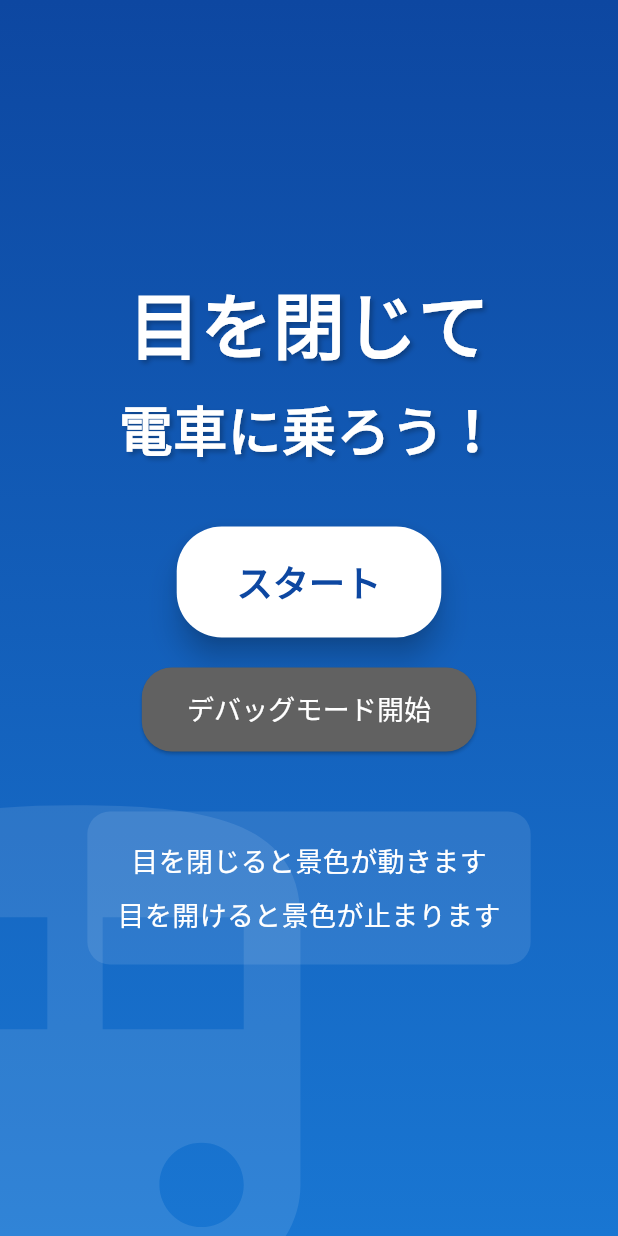
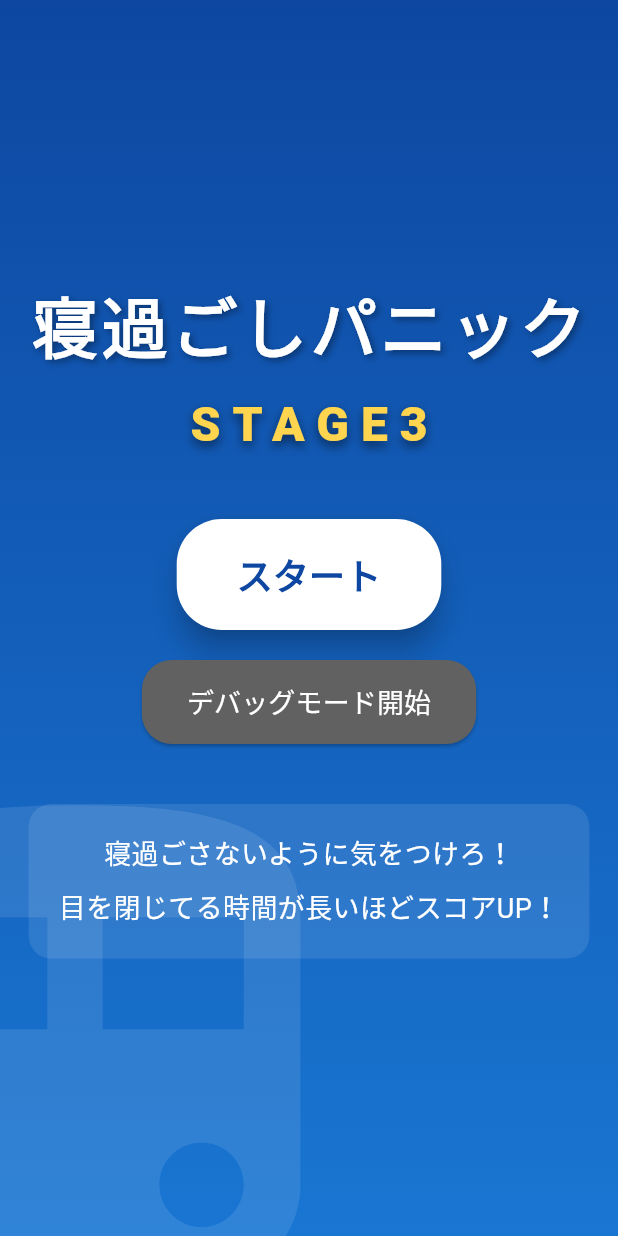
Before and after one commit to AliceWonerfulWorld/NesupaniFlutter, a Flutter app: the screen it shows after launch, on a phone screen of 412 x 824 dp. Run offline on Flutter 3.47's test engine with Material 3 defaults, Android fonts, the light colour scheme and no system bars; our stand-ins replace camera, permission_handler; missing offline and left inert: google_mlkit_commons, google_mlkit_face_detection; Roboto replaces fonts that are missing (RobotoMono).

Commit message:
[modify] ゲーム画面のUIを微修正

```diff
--- a/lib/screens/eye_detection_screen.dart
+++ b/lib/screens/eye_detection_screen.dart
@@ -37,12 +37,26 @@ class _EyeDetectionScreenState extends State<EyeDetectionScreen> with WidgetsBin
   late AnimationController _animationController;
   late Animation<double> _sceneryAnimation;
   final List<String> _stations = [
+    '基山駅',
+    'けやき台',
+    '原田',
+    '天拝山',
+    '二日市',
+    '都府楼南',
+    '水城',
+    '大野城',
+    '春日',
+    '南福岡',
+    '笹原',
+    '竹下',
+    '博多',
+    '吉塚',
+    '箱崎',
+    '千早',
+    '香椎',
+    '九産大前',
     '福工大前',
-    '水城',
-    '二日市',
-    '天拝山',
-    '原田',
-    '基山'
+    '新宮中央'
   ];
   int _currentStationIndex = 0;
   double _sceneryOffset = 0.0;
@@ -52,7 +66,7 @@ class _EyeDetectionScreenState extends State<EyeDetectionScreen> with WidgetsBin
   int _consecutiveBlinkCount = 0;
   static const int MAX_CONSECUTIVE_BLINKS = 3;
   static const int GAME_DURATION_SECONDS = 30;
-  static const int STATION_CHANGE_SECONDS = 5;
+  static const int STATION_CHANGE_SECONDS = 3; // 5から3に変更
   static const double EYE_CLOSED_THRESHOLD = 0.2;
   static const int SCORE_PER_BLINK = 10;
 
@@ -252,12 +266,13 @@ class _EyeDetectionScreenState extends State<EyeDetectionScreen> with WidgetsBin
     _gameTimer?.cancel();
     _gameTimer = Timer(Duration(seconds: GAME_DURATION_SECONDS), () {
       print('ゲームタイマー終了');
-      if (!_isGameOver) {
+      if (!_isGameOver) { // まだ他の理由でゲームオーバーになっていない場合
         setState(() {
           _isGameOver = true;
           _isGameStarted = false;
         });
-        _showGameOver();
+        _stationTimer?.cancel(); // 駅タイマーも止める
+        _showGameOver(message: '時間切れです！');
       }
     });
 
@@ -277,11 +292,12 @@ class _EyeDetectionScreenState extends State<EyeDetectionScreen> with WidgetsBin
           _currentStationIndex++;
           _currentStation = _stations[_currentStationIndex];
         } else {
-          // 基山駅に到着したらゲームクリア
+          // 終点（リストの最後の駅）をすでに表示していて、さらにタイマーが進んだ場合
           _isGameOver = true;
           _isGameStarted = false;
           timer.cancel();
-          _showGameClear();
+          _gameTimer?.cancel(); // ゲームタイマーも止める
+          _showGameOver(message: '終点の${_stations.last}を通り過ぎました！');
         }
       });
     });
@@ -300,13 +316,42 @@ class _EyeDetectionScreenState extends State<EyeDetectionScreen> with WidgetsBin
         _isGameStarted = false;
         _gameTimer?.cancel();
         _stationTimer?.cancel();
-        _showGameOver();
+        _showGameOver(message: '連続で目を閉じすぎました！');
       }
     });
   }
 
-  void _showGameOver() {
-    String message = _isGameOver ? '連続で目を閉じすぎました！' : '時間切れです！';
+  void _resetToTitle() {
+    setState(() {
+      _isGameStarted = false;
+      _isGameOver = false;
+      _score = 0;
+      _currentStation = '';
+      _currentStationIndex = 0;
+      _consecutiveBlinkCount = 0;
+      _wasEyesOpen = true;
+      _isDebugMode = false; // デバッグモードもオフにするか、維持するかは要件次第
+      _debugStatus = '';
+      _debugFace = null;
+    });
+    _gameTimer?.cancel();
+    _stationTimer?.cancel();
+    _stopCamera(); // カメラを停止
+    // アニメーションコントローラーもリセットまたは停止が必要な場合はここに追加
+  }
+
+  void _showGameOver({String? message}) { // message引数を追加
+    String dialogMessage = message ?? 'ゲームオーバー'; // デフォルトメッセージ
+    // 基山駅クリアのメッセージは _showGameClear で処理するので、ここでは汎用的なゲームオーバーメッセージ
+    // この条件分岐は、messageがnullの場合のフォールバックとして機能させる意図だったが、
+    // 各呼び出し元でmessageを指定するため、この分岐は不要になるか、より明確な条件が必要。
+    // 今回は呼び出し元で指定されたmessageを優先する。
+    // if (message == null && _isGameOver && _consecutiveBlinkCount >= MAX_CONSECUTIVE_BLINKS) {
+    //   dialogMessage = '連続で目を閉じすぎました！';
+    // } else if (message == null && _isGameOver) {
+    //   dialogMessage = '時間切れです！';
+    // }
+
     showDialog(
       context: context,
       barrierDismissible: false,
@@ -315,7 +360,7 @@ class _EyeDetectionScreenState extends State<EyeDetectionScreen> with WidgetsBin
         content: Column(
           mainAxisSize: MainAxisSize.min,
           children: [
-            Text(message),
+            Text(dialogMessage), // 表示するメッセージを引数から受け取る
             const SizedBox(height: 10),
             Text('スコア: $_score'),
             const SizedBox(height: 10),
@@ -390,7 +435,6 @@ class _EyeDetectionScreenState extends State<EyeDetectionScreen> with WidgetsBin
 
   @override
   Widget build(BuildContext context) {
-    print('build: _isGameStarted=$_isGameStarted, _isGameOver=$_isGameOver');
     return Scaffold(
       body: Stack(
         children: [
@@ -444,32 +488,37 @@ class _EyeDetectionScreenState extends State<EyeDetectionScreen> with WidgetsBin
                     child: Column(
                 children: [
                   const Text(
-                          '目を閉じて',
+                          '寝過ごしパニック',
                           style: TextStyle(
-                            fontSize: 48,
+                            fontSize: 44,
                             fontWeight: FontWeight.bold,
                             color: Colors.white,
+                            letterSpacing: 2.5,
+                            fontFamily: 'Roboto',
                             shadows: [
                               Shadow(
-                                color: Colors.black26,
+                                color: Colors.black38,
                                 offset: Offset(2, 2),
-                                blurRadius: 4,
+                                blurRadius: 6,
                               ),
                             ],
                           ),
                         ),
-                        const SizedBox(height: 10),
-                        const Text(
-                          '電車に乗ろう！',
+                        const SizedBox(height: 12),
+                        // STAGE3 おしゃれ表記
+                        Text(
+                          'STAGE3',
                     style: TextStyle(
-                            fontSize: 36,
-                            fontWeight: FontWeight.bold,
-                            color: Colors.white,
-                            shadows: [
+                      fontSize: 32,
+                            fontWeight: FontWeight.w900,
+                            color: Colors.amber[300],
+                            letterSpacing: 8,
+                            fontFamily: 'RobotoMono',
+                            shadows: const [
                               Shadow(
-                                color: Colors.black26,
-                                offset: Offset(2, 2),
-                                blurRadius: 4,
+                                color: Colors.black54,
+                                offset: Offset(0, 3),
+                                blurRadius: 8,
                               ),
                             ],
                           ),
@@ -537,7 +586,7 @@ class _EyeDetectionScreenState extends State<EyeDetectionScreen> with WidgetsBin
                       child: const Column(
                         children: [
                           Text(
-                            '目を閉じると景色が動きます',
+                            '寝過ごさないように気をつけろ！',
                             style: TextStyle(
                               color: Colors.white,
                               fontSize: 18,
@@ -545,7 +594,7 @@ class _EyeDetectionScreenState extends State<EyeDetectionScreen> with WidgetsBin
                           ),
                           SizedBox(height: 10),
                           Text(
-                            '目を開けると景色が止まります',
+                            '目を閉じてる時間が長いほどスコアUP！',
                             style: TextStyle(
                               color: Colors.white,
                               fontSize: 18,
@@ -636,38 +685,10 @@ class _EyeDetectionScreenState extends State<EyeDetectionScreen> with WidgetsBin
                   child: Row(
                     mainAxisAlignment: MainAxisAlignment.spaceBetween,
                     children: [
-                      // 残り時間
-                      Container(
-                        margin: const EdgeInsets.only(left: 16),
-                        padding: const EdgeInsets.symmetric(horizontal: 16, vertical: 10),
-                        decoration: BoxDecoration(
-                          color: Colors.white.withOpacity(0.95),
-                          borderRadius: BorderRadius.circular(18),
-                          boxShadow: [
-                            BoxShadow(
-                              color: Colors.black.withOpacity(0.13),
-                              blurRadius: 8,
-                              offset: const Offset(0, 2),
-                            ),
-                          ],
-                        ),
-                        child: Row(
-                          children: [
-                            const Icon(Icons.timer, color: Colors.blueGrey, size: 22),
-                            const SizedBox(width: 6),
-                            Text(
-                              '${GAME_DURATION_SECONDS - (_gameTimer?.tick ?? 0)}秒',
-                              style: const TextStyle(
-                                fontSize: 18,
-                                fontWeight: FontWeight.bold,
-                                color: Colors.black87,
-                              ),
-                            ),
-                          ],
-                        ),
-                      ),
                       // 駅名（中央）
-                      Container(
+                      Expanded( // Expandedを追加して中央寄せを維持
+                        child: Container(
+                          alignment: Alignment.center, // 中央に配置
                           padding: const EdgeInsets.symmetric(horizontal: 24, vertical: 12),
                           decoration: BoxDecoration(
                             color: Colors.blue[800]!.withOpacity(0.95),
@@ -681,6 +702,7 @@ class _EyeDetectionScreenState extends State<EyeDetectionScreen> with WidgetsBin
                             ],
                           ),
                           child: Row(
+                            mainAxisSize: MainAxisSize.min, // Rowの内容物のサイズに合わせる
                             children: [
                               const Icon(Icons.train, color: Colors.white, size: 26),
                               const SizedBox(width: 10),
@@ -694,6 +716,7 @@ class _EyeDetectionScreenState extends State<EyeDetectionScreen> with WidgetsBin
                                 ),
                               ),
                             ],
+                          ),
                         ),
                       ),
                       // スコア（右）
@@ -746,6 +769,31 @@ class _EyeDetectionScreenState extends State<EyeDetectionScreen> with WidgetsBin
                         fontSize: 15,
                         fontWeight: FontWeight.w500,
                       ),
+                    ),
+                  ),
+                ),
+                // タイトルへ戻るボタン (左下に戻す)
+                Positioned(
+                  left: 16,
+                  bottom: 32,
+                  child: ElevatedButton(
+                    onPressed: _resetToTitle,
+                    style: ElevatedButton.styleFrom(
+                      backgroundColor: Colors.redAccent,
+                      padding: const EdgeInsets.symmetric(horizontal: 20, vertical: 12),
+                      shape: RoundedRectangleBorder(
+                        borderRadius: BorderRadius.circular(20),
+                      ),
+                    ),
+                    child: const Row(
+                      children: [
+                        Icon(Icons.arrow_back, color: Colors.white),
+                        SizedBox(width: 8),
+                        Text(
+                          'タイトルへ',
+                          style: TextStyle(fontSize: 16, color: Colors.white),
+                        ),
+                      ],
                     ),
                   ),
                 ),
```
Also changed, not shown: lib/screens/game_screen.dart (added, +190 -0 lines). Lines whose indentation alone changed are shown as unchanged.
